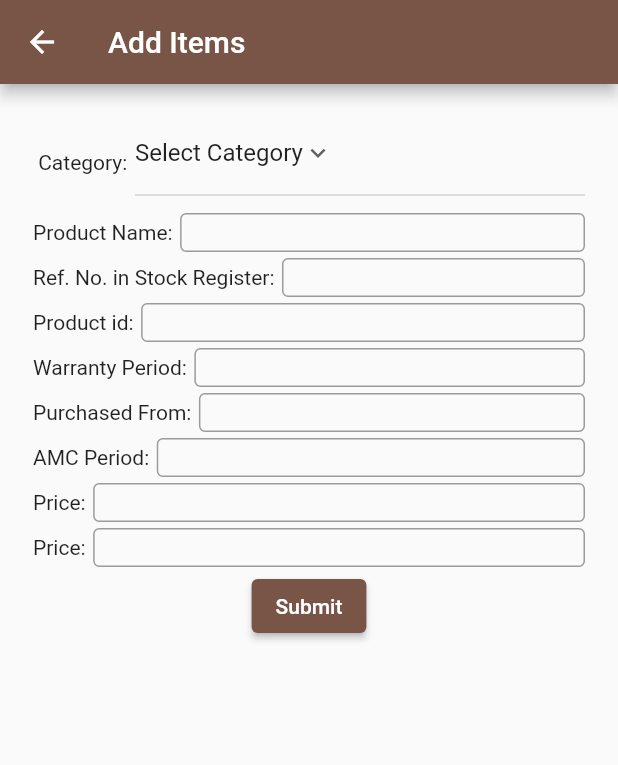
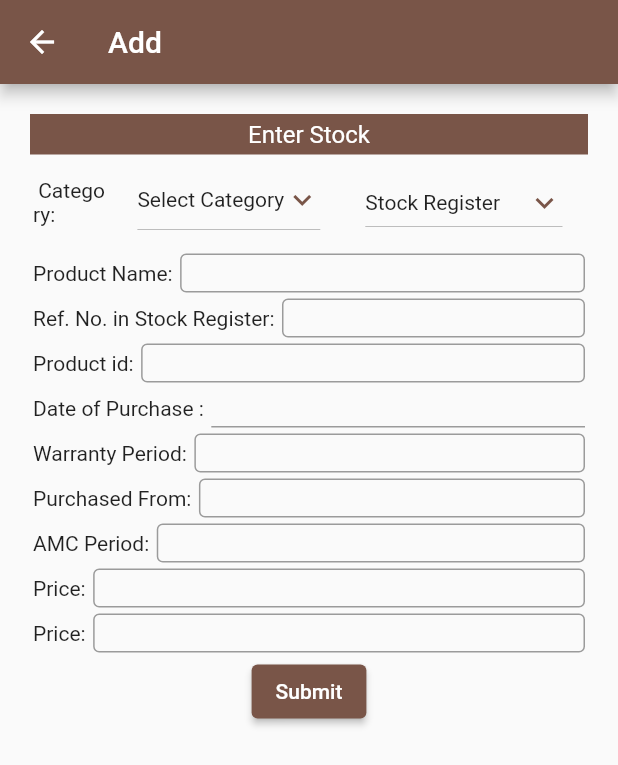
Before and after one commit to atharali54/Inventory, a Flutter app: the BillDetails screen opened directly, on a phone screen of 412 x 824 dp. Shown: the top 765 px of the screen. Run offline on Flutter 3.47's test engine with Material 2 defaults, Android fonts, the phone set to English and light mode, and no system bars; drawn by our look-alikes of date_time_picker.

```diff
--- a/lib/arun.dart
+++ b/lib/arun.dart
@@ -1,20 +1,12 @@
 import 'package:flutter/material.dart';
 import 'package:inventry/HomePage.dart';
+import 'package:date_time_picker/date_time_picker.dart';
 
-class BillDetails extends StatelessWidget {
-  @override
-  Widget build(BuildContext context) {
-    return Scaffold(
-        appBar: AppBar(title: Text("Add Items")),
-        body: Center(child: HomeScreen()));
-  }
-}
-
-class HomeScreen extends StatefulWidget {
+class BillDetails extends StatefulWidget {
   HomeScreenState createState() => HomeScreenState();
 }
 
-class HomeScreenState extends State<HomeScreen> {
+class HomeScreenState extends State<BillDetails> {
   // final name = TextEditingController();
   // final phoneNumber = TextEditingController();
   // final studentClass = TextEditingController();
@@ -57,17 +49,36 @@ class HomeScreenState extends State<HomeScreen> {
     'Scanner',
     'LED'
   ];
+  String dropdownvalue2 = 'Stock Register';
+  var stockReg = [
+    'Stock Register',
+    'Consumable',
+    'Non Consumable',
+    'Both',
+  ];
 
   @override
   Widget build(BuildContext context) {
     return Scaffold(
+        appBar: AppBar(
+          title: Text('Add'),
+        ),
         body: SingleChildScrollView(
           padding: EdgeInsets.all(20),
           child: Column(
             mainAxisAlignment: MainAxisAlignment.center,
-        crossAxisAlignment: CrossAxisAlignment.center,
+            // crossAxisAlignment: CrossAxisAlignment.center,
             //  mainAxisSize: MainAxisSize.min,
             children: <Widget>[
+              Container(
+                  padding: EdgeInsets.all(4),
+                  color: Colors.brown,
+                  alignment: Alignment.center,
+                  width: double.infinity,
+                  child: Text(
+                    'Enter Stock',
+                    style: TextStyle(color: Colors.white, fontSize: 16),
+                  )),
               Container(
                 width: 420,
                 padding: EdgeInsets.all(2),
@@ -81,8 +92,45 @@ class HomeScreenState extends State<HomeScreen> {
                       ),
                     ),
                     Container(
-                  width: 300,
+                      padding: const EdgeInsets.symmetric(
+                          horizontal: 15, vertical: 4),
+                      decoration: new BoxDecoration(),
                       height: 60,
+                      child: DropdownButton(
+                        value: dropdownvalue,
+                        icon: Icon(
+                          Icons.keyboard_arrow_down,
+                          color: Colors.brown,
+                        ),
+                        items: itemsCat.map((String items) {
+                          return DropdownMenuItem(
+                              value: items,
+                              child: Text(
+                                items,
+                                style: TextStyle(fontSize: 14),
+                              ));
+                        }).toList(),
+                        onChanged: (String newValue) {
+                          setState(() {
+                            dropdownvalue = newValue;
+                          });
+                        },
+                      ),
+                    ),
+                    Container(
+                      padding: const EdgeInsets.symmetric(
+                          horizontal: 15, vertical: 4),
+                      decoration: new BoxDecoration(
+                          // borderRadius: BorderRadius.circular(20.0),
+                          // color: Colors.brown[100],
+                          // boxShadow: [
+                          //   BoxShadow(
+                          //     blurRadius: 10,
+                          //     color: Colors.black26,
+                          //   )
+                          // ],
+                          ),
+
                       // decoration: BoxDecoration(
                       //   borderRadius: BorderRadius.circular(2.0),
                       //   border: Border.all(
@@ -91,15 +139,22 @@ class HomeScreenState extends State<HomeScreen> {
                       //   ),
                       // ),
                       child: DropdownButton(
-                    iconSize: 20,
-                    value: dropdownvalue,
-                    icon: Icon(Icons.keyboard_arrow_down),
-                    items: itemsCat.map((String items) {
-                      return DropdownMenuItem(value: items, child: Text(items));
+                        value: dropdownvalue2,
+                        icon: Icon(
+                          Icons.keyboard_arrow_down,
+                          color: Colors.brown,
+                        ),
+                        items: stockReg.map((String items) {
+                          return DropdownMenuItem(
+                              value: items,
+                              child: Text(
+                                items,
+                                style: TextStyle(fontSize: 14),
+                              ));
                         }).toList(),
                         onChanged: (String newValue) {
                           setState(() {
-                        dropdownvalue = newValue;
+                            dropdownvalue2 = newValue;
                           });
                         },
                       ),
@@ -174,6 +229,34 @@ class HomeScreenState extends State<HomeScreen> {
                           border: OutlineInputBorder(
                               borderRadius: BorderRadius.circular(4))),
                     )),
+                  ],
+                ),
+              ),
+              Container(
+                width: 420,
+                padding: EdgeInsets.all(2),
+                height: 30,
+                child: Row(
+                  children: [
+                    Padding(
+                      child: Text('Date of Purchase :'),
+                      padding: EdgeInsets.only(right: 5),
+                    ),
+                    Expanded(
+                      child: DateTimePicker(
+                        initialValue: '',
+                        firstDate: DateTime(2000),
+                        lastDate: DateTime(2100),
+                        //dateHintText: 'Select Date', style: TextStyle(fontSize: 10),
+                        // dateLabelText: 'Date',
+                        onChanged: (val) => print(val),
+                        validator: (val) {
+                          print(val);
+                          return null;
+                        },
+                        onSaved: (val) => print(val),
+                      ),
+                    ),
                   ],
                 ),
               ),
--- a/lib/main.dart
+++ b/lib/main.dart
@@ -1,6 +1,6 @@
 import 'package:flutter/material.dart';
 import 'package:inventry/HomePage.dart';
-import 'package:inventry/arun.dart';
+import 'package:inventry/SearchDropdown.dart';
 
 void main() => runApp(MyApp());
 
@@ -10,7 +10,7 @@ class MyApp extends StatelessWidget {
     return MaterialApp(
       debugShowCheckedModeBanner: false,
       theme: ThemeData(primarySwatch: Colors.brown),
-      home: BillDetails(),
+      home: HomePage(),
     );
   }
 }
--- a/pubspec.yaml
+++ b/pubspec.yaml
@@ -25,6 +25,7 @@ dependencies:
     sdk: flutter
   http: ^0.12.0+2
   flutter_staggered_grid_view: ^0.4.0
+  date_time_picker: ^2.1.0
 
 
   # The following adds the Cupertino Icons font to your application.
```
Also changed, not shown: lib/HomePage.dart (+7 -6 lines), lib/SearchDropdown.dart (added, +88 -0 lines), pubspec.lock. Lines whose indentation alone changed are shown as unchanged.
